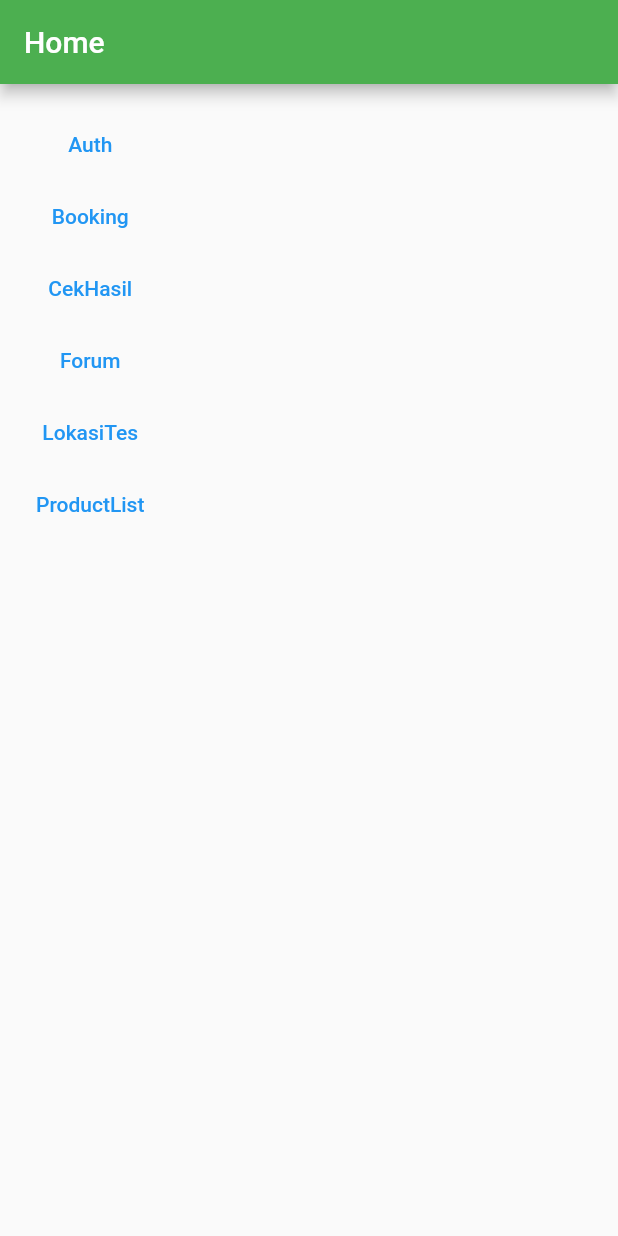
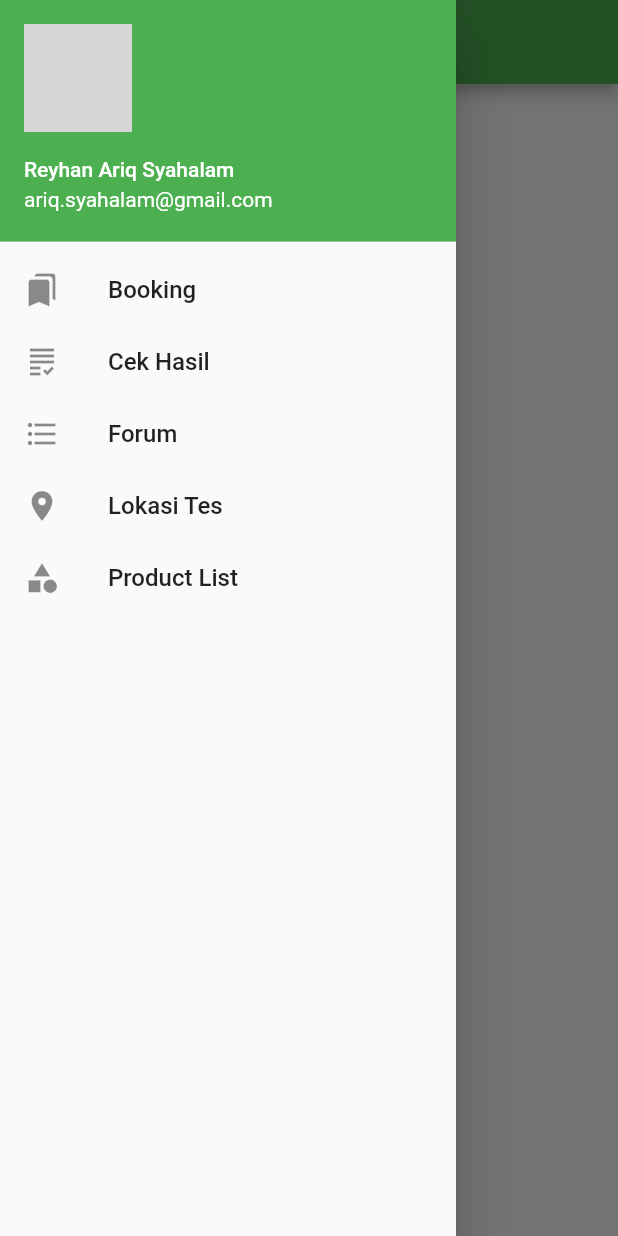
Before and after one commit to cynthiaphlndr/slowlabapp, a Flutter app: the screen it shows after launch, with the side drawer open (before the commit the screen has no drawer), on a phone screen of 412 x 824 dp. Run offline on Flutter 3.47's test engine with Material 2 defaults, Android fonts, the phone set to English and light mode, and no system bars; network calls fail; grey boxes are pictures that could not be loaded.

Commit message:
Initiate Drawer

```diff
--- a/lib/screens/home/home.dart
+++ b/lib/screens/home/home.dart
@@ -1,4 +1,5 @@
 import 'package:flutter/material.dart';
+import 'package:slowlabapp/widgets/drawer_navigation.dart';
 import '../auth/auth.dart';
 import '../booking/booking.dart';
 import '../cek_hasil/cek_hasil.dart';
@@ -19,6 +20,7 @@ class _HomePageState extends State<HomePage> {
       appBar: AppBar(
         title: const Text("Home"),
       ),
+      drawer: DrawerNavigation(),
       body: SingleChildScrollView(
         child: Padding(
           padding: const EdgeInsets.all(16.0),
--- /dev/null
+++ b/lib/widgets/drawer_navigation.dart
@@ -0,0 +1,84 @@
+import 'package:flutter/material.dart';
+
+class DrawerNavigation extends StatefulWidget {
+  const DrawerNavigation({Key? key}) : super(key: key);
+
+  @override
+  _DrawerNavigationState createState() => _DrawerNavigationState();
+}
+
+class _DrawerNavigationState extends State<DrawerNavigation> {
+  @override
+  Widget build(BuildContext context) {
+    return Drawer(
+      child: ListView(
+        children: [
+          const UserAccountsDrawerHeader(
+            accountName: Text("Reyhan Ariq Syahalam"),
+            currentAccountPicture: CircleAvatar(
+              backgroundImage: NetworkImage(
+                  "https://pbs.twimg.com/profile_images/1451093046976651266/lTGfergv_400x400.jpg"),
+            ),
+            accountEmail: Text("ariq.syahalam@gmail.com"),
+          ),
+          DrawerListTile(
+            key: null,
+            iconData: Icons.bookmarks,
+            title: "Booking",
+            onTilePressed: () {},
+          ),
+          DrawerListTile(
+            key: null,
+            iconData: Icons.grading,
+            title: "Cek Hasil",
+            onTilePressed: () {},
+          ),
+          DrawerListTile(
+            key: null,
+            iconData: Icons.format_list_bulleted,
+            title: "Forum",
+            onTilePressed: () {},
+          ),
+          DrawerListTile(
+            key: null,
+            iconData: Icons.place,
+            title: "Lokasi Tes",
+            onTilePressed: () {},
+          ),
+          DrawerListTile(
+            key: null,
+            iconData: Icons.category,
+            title: "Product List",
+            onTilePressed: () {},
+          ),
+        ],
+      ),
+    );
+  }
+}
+
+class DrawerListTile extends StatelessWidget {
+  final IconData iconData;
+  final String title;
+  final VoidCallback onTilePressed;
+
+  const DrawerListTile({
+    Key? key,
+    required this.iconData,
+    required this.title,
+    required this.onTilePressed,
+  }) : super(key: key);
+
+  @override
+  Widget build(BuildContext context) {
+    return ListTile(
+      onTap: onTilePressed,
+      dense: true,
+      leading: Icon(iconData),
+      title: Text(
+        title,
+        style: TextStyle(fontSize: 16),
+      ),
+    );
+  }
+}
```
